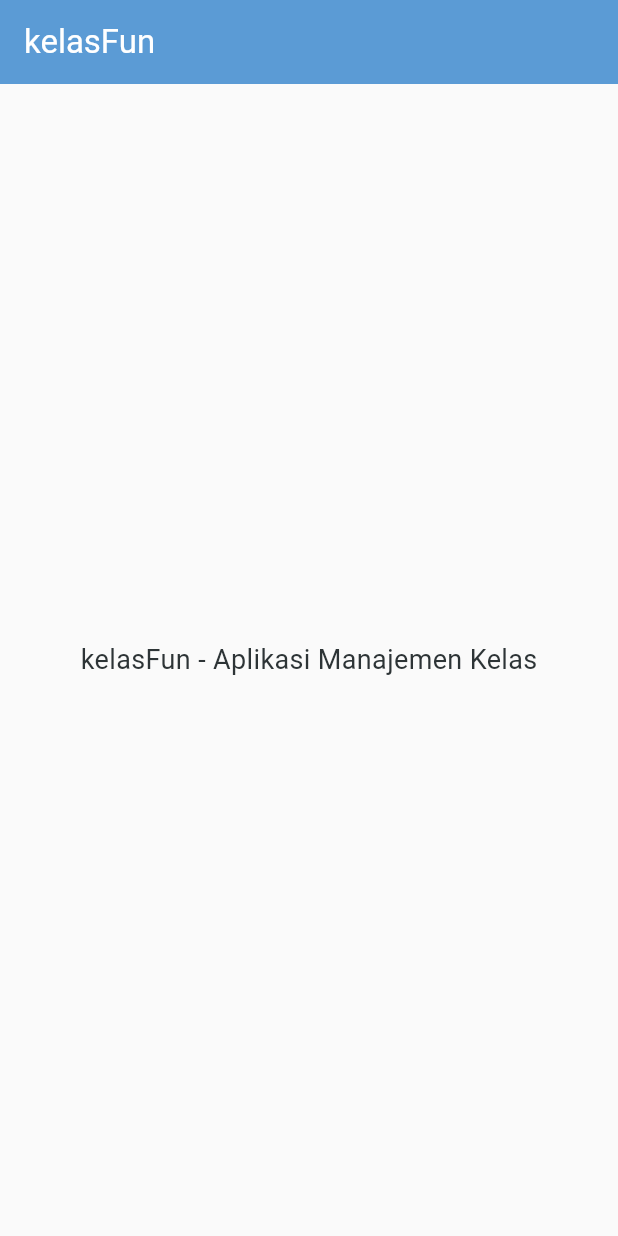
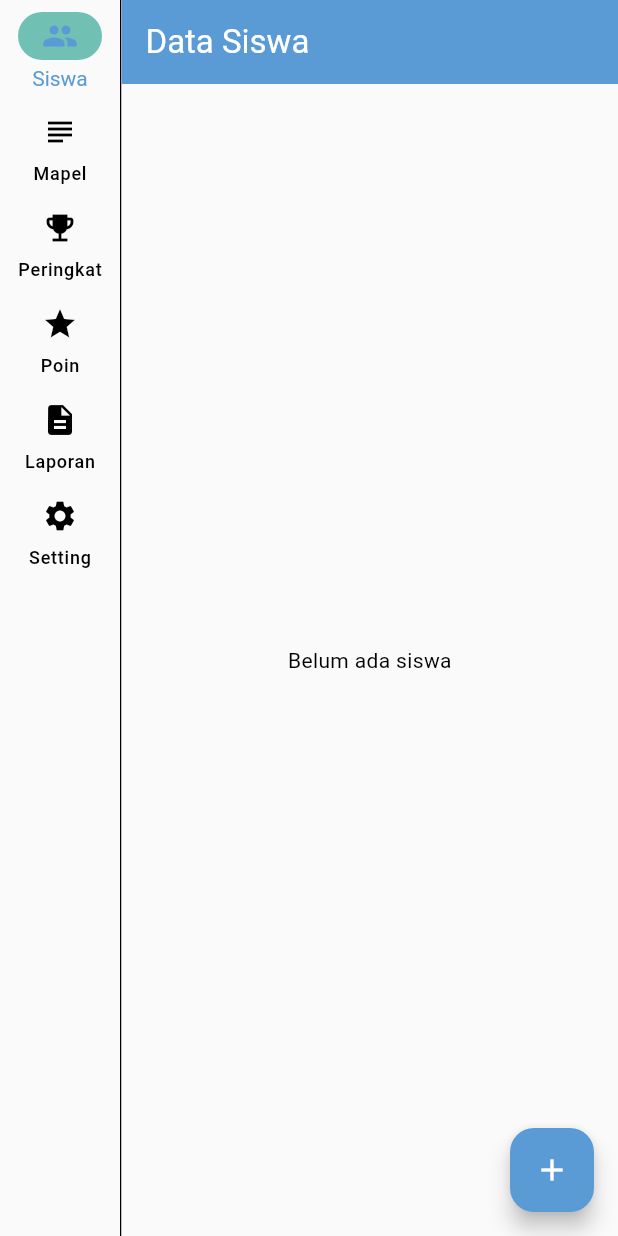
Before and after one commit to Chukie99/kelasfun, a Flutter app: the HomeScreen screen opened directly, on a phone screen of 412 x 824 dp. Run offline on Flutter 3.47's test engine with Material 3 defaults, Android fonts, the phone set to English and light mode, and no system bars; our stand-ins replace drift, qr_flutter; accounts and stored records are empty; generated files the repository leaves out were written again.

Commit message:
feat: student management screen with list, form, and navigation sidebar

```diff
--- a/lib/features/home/home_screen.dart
+++ b/lib/features/home/home_screen.dart
@@ -1,19 +1,71 @@
 import 'package:flutter/material.dart';
 import 'package:kelasfun/core/theme/app_theme.dart';
+import 'package:kelasfun/features/students/student_list_screen.dart';
+import 'package:kelasfun/features/subjects/subject_screen.dart';
+import 'package:kelasfun/features/grades/ranking_screen.dart';
+import 'package:kelasfun/features/discipline/point_screen.dart';
+import 'package:kelasfun/features/reports/report_screen.dart';
+import 'package:kelasfun/features/settings/settings_screen.dart';
 
-class HomeScreen extends StatelessWidget {
+class HomeScreen extends StatefulWidget {
   const HomeScreen({super.key});
+
+  @override
+  State<HomeScreen> createState() => _HomeScreenState();
+}
+
+class _HomeScreenState extends State<HomeScreen> {
+  int _selectedIndex = 0;
+
+  static const List<_MenuItem> _menuItems = [
+    _MenuItem(icon: Icons.people, label: 'Siswa'),
+    _MenuItem(icon: Icons.subject, label: 'Mapel'),
+    _MenuItem(icon: Icons.emoji_events, label: 'Peringkat'),
+    _MenuItem(icon: Icons.star, label: 'Poin'),
+    _MenuItem(icon: Icons.description, label: 'Laporan'),
+    _MenuItem(icon: Icons.settings, label: 'Setting'),
+  ];
+
+  Widget _buildContent() {
+    switch (_selectedIndex) {
+      case 0: return const StudentListScreen();
+      case 1: return const SubjectScreen();
+      case 2: return const RankingScreen();
+      case 3: return const PointScreen();
+      case 4: return const ReportScreen();
+      case 5: return const SettingsScreen();
+      default: return const StudentListScreen();
+    }
+  }
 
   @override
   Widget build(BuildContext context) {
     return Scaffold(
-      appBar: AppBar(title: const Text('kelasFun')),
-      body: const Center(
-        child: Text(
-          'kelasFun - Aplikasi Manajemen Kelas',
-          style: TextStyle(fontSize: 18, color: AppTheme.darkGray),
-        ),
+      body: Row(
+        children: [
+          NavigationRail(
+            selectedIndex: _selectedIndex,
+            onDestinationSelected: (index) => setState(() => _selectedIndex = index),
+            labelType: NavigationRailLabelType.all,
+            selectedIconTheme: const IconThemeData(color: AppTheme.primaryBlue),
+            selectedLabelTextStyle: const TextStyle(color: AppTheme.primaryBlue),
+            destinations: _menuItems.map((item) {
+              return NavigationRailDestination(
+                icon: Icon(item.icon),
+                label: Text(item.label),
+              );
+            }).toList(),
+          ),
+          const VerticalDivider(width: 1),
+          Expanded(child: _buildContent()),
+        ],
       ),
     );
   }
 }
+
+class _MenuItem {
+  final IconData icon;
+  final String label;
+  const _MenuItem({required this.icon, required this.label});
+}
--- /dev/null
+++ b/lib/features/students/student_list_screen.dart
@@ -0,0 +1,55 @@
+import 'package:flutter/material.dart';
+import 'package:provider/provider.dart';
+import 'package:kelasfun/core/database/app_database.dart';
+import 'package:kelasfun/features/students/student_form_screen.dart';
+import 'package:kelasfun/features/students/widgets/student_card.dart';
+
+class StudentListScreen extends StatelessWidget {
+  const StudentListScreen({super.key});
+
+  @override
+  Widget build(BuildContext context) {
+    final db = context.read<AppDatabase>();
+
+    return Scaffold(
+      appBar: AppBar(title: const Text('Data Siswa')),
+      floatingActionButton: FloatingActionButton(
+        onPressed: () => Navigator.push(
+          context,
+          MaterialPageRoute(builder: (_) => const StudentFormScreen()),
+        ),
+        child: const Icon(Icons.add),
+      ),
+      body: StreamBuilder<List<Student>>(
+        stream: db.studentDao.watchAllStudents(),
+        builder: (context, snapshot) {
+          if (snapshot.connectionState == ConnectionState.waiting) {
+            return const Center(child: CircularProgressIndicator());
+          }
+          final students = snapshot.data ?? [];
+          if (students.isEmpty) {
+            return const Center(child: Text('Belum ada siswa'));
+          }
+          return ListView.builder(
+            itemCount: students.length,
+            itemBuilder: (context, index) {
+              final student = students[index];
+              return StudentCard(
+                student: student,
+                onTap: () => Navigator.push(
+                  context,
+                  MaterialPageRoute(
+                    builder: (_) => StudentFormScreen(student: student),
+                  ),
+                ),
+                onDelete: () async {
+                  await db.studentDao.deleteStudent(student.id);
+                },
+              );
+            },
+          );
+        },
+      ),
+    );
+  }
+}
```
Also changed, not shown: lib/features/discipline/point_screen.dart (added, +13 -0 lines), lib/features/grades/ranking_screen.dart (added, +13 -0 lines), lib/features/reports/report_screen.dart (added, +13 -0 lines), lib/features/settings/settings_screen.dart (added, +13 -0 lines), lib/features/students/student_form_screen.dart (added, +105 -0 lines), lib/features/students/widgets/student_card.dart (added, +43 -0 lines), lib/features/subjects/subject_screen.dart (added, +13 -0 lines), 1 other file.
